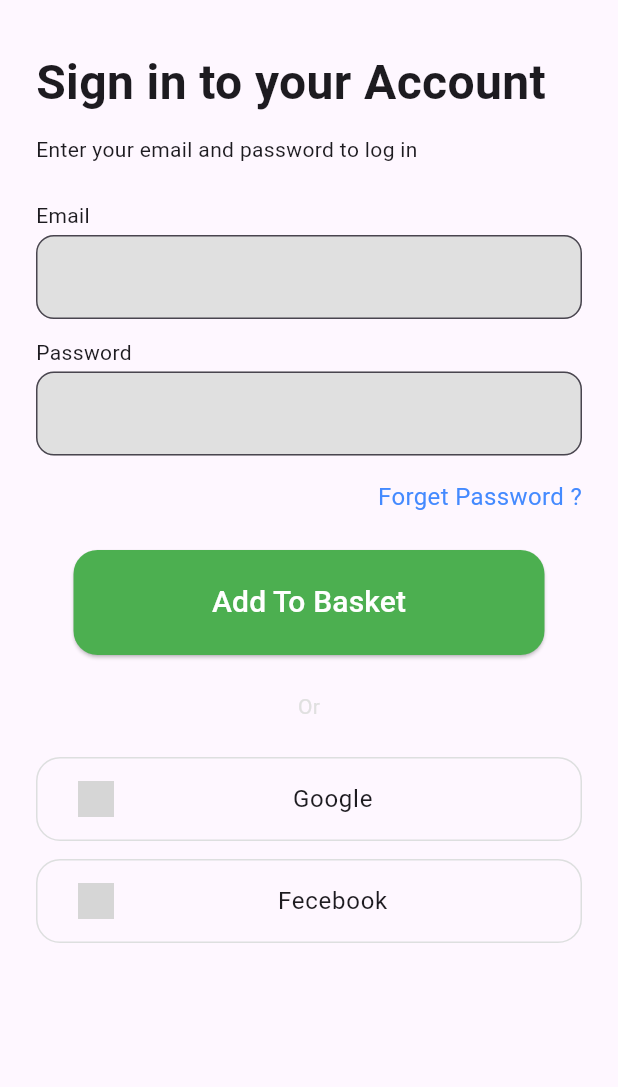
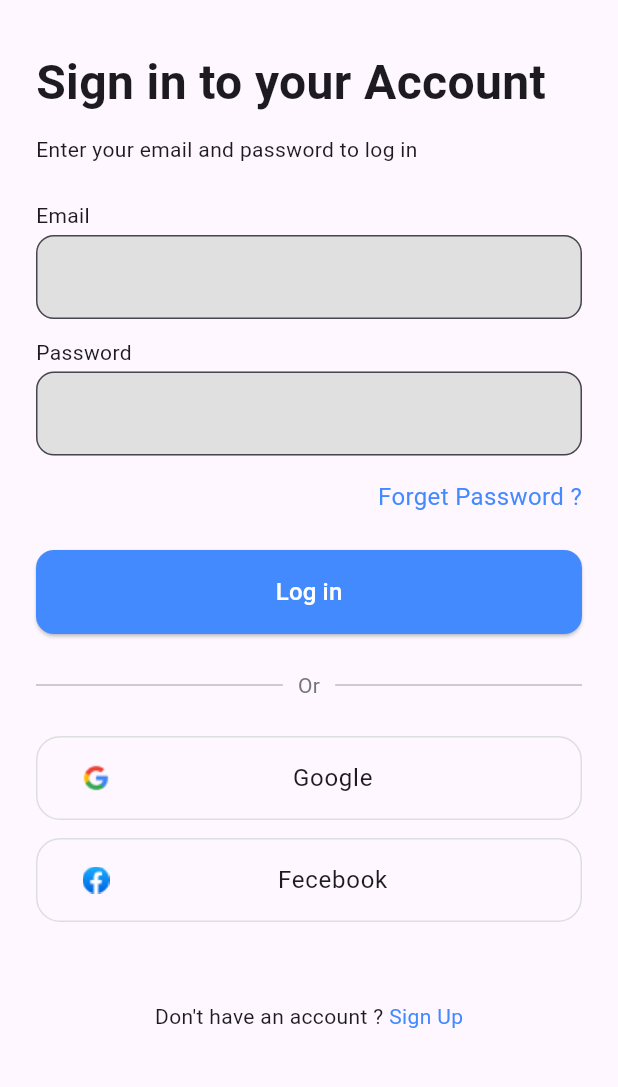
Before and after one commit to mohammed-shaneaf/flutter-daily-challenges, a Flutter app: the screen it shows after launch, on a phone screen of 412 x 824 dp, the part 65-1152 px from its top. Run offline on Flutter 3.47's test engine with Material 3 defaults, Android fonts, the phone set to English and light mode, and no system bars; our stand-ins replace flutter_rating, smooth_page_indicator; grey boxes are pictures that could not be loaded.

Commit message:
feat(ui) : day 003 - - add or widget - add dont have account widget - finish screen ui

```diff
--- a/lib/days/day_001_ecommerce_product_deatils/screen_day_one.dart
+++ b/lib/days/day_001_ecommerce_product_deatils/screen_day_one.dart
@@ -71,7 +71,7 @@ class _ScreenDayOneState extends State<ScreenDayOne> {
             ProductRating(rating: rating, starCount: starCount),
             CustomDivder(),
             const SizedBox(height: 20),
-            CustomButton(),
+            CustomScreenTwoButton(),
             SizedBox(height: 25),
           ],
         ),
--- a/lib/days/day_001_ecommerce_product_deatils/widgets/custom_button.dart
+++ b/lib/days/day_001_ecommerce_product_deatils/widgets/custom_button.dart
@@ -1,7 +1,7 @@
 import 'package:flutter/material.dart';
 
-class CustomButton extends StatelessWidget {
-  const CustomButton({super.key});
+class CustomScreenTwoButton extends StatelessWidget {
+  const CustomScreenTwoButton({super.key});
 
   @override
   Widget build(BuildContext context) {
--- a/lib/days/day_003_login_screen/screen_day_three.dart
+++ b/lib/days/day_003_login_screen/screen_day_three.dart
@@ -1,6 +1,9 @@
 import 'package:flutter/material.dart';
-import 'package:flutter_challenges/days/day_001_ecommerce_product_deatils/widgets/custom_button.dart';
-import 'package:flutter_challenges/days/day_003_login_screen/widgets/social_button.dart';
+import 'package:flutter_challenges/days/day_003_login_screen/widgets/custom_button.dart';
+import 'package:flutter_challenges/days/day_003_login_screen/widgets/custom_text_field.dart';
+import 'package:flutter_challenges/days/day_003_login_screen/widgets/dont_have_account.dart';
+import 'package:flutter_challenges/days/day_003_login_screen/widgets/or_widget.dart';
+import 'package:flutter_challenges/days/day_003_login_screen/widgets/social_buttons.dart';
 
 class ScreenDayThree extends StatelessWidget {
   const ScreenDayThree({super.key});
@@ -9,6 +12,7 @@ class ScreenDayThree extends StatelessWidget {
   Widget build(BuildContext context) {
     return Scaffold(
       body: SafeArea(
+        child: SingleChildScrollView(
           child: Padding(
             padding: const EdgeInsets.symmetric(horizontal: 24),
             child: Column(
@@ -26,23 +30,11 @@ class ScreenDayThree extends StatelessWidget {
                 SizedBox(height: 24),
                 Text('Email'),
                 SizedBox(height: 3),
-              TextField(
-                decoration: InputDecoration(
-                  border: OutlineInputBorder(borderRadius: BorderRadius.circular(12)),
-                  fillColor: Colors.grey.shade300,
-                  filled: true,
-                ),
-              ),
+                CustomTextField(),
                 SizedBox(height: 12),
                 Text('Password'),
                 SizedBox(height: 3),
-              TextField(
-                decoration: InputDecoration(
-                  border: OutlineInputBorder(borderRadius: BorderRadius.circular(12)),
-                  fillColor: Colors.grey.shade300,
-                  filled: true,
-                ),
-              ),
+                CustomTextField(),
                 SizedBox(height: 16),
 
                 Row(
@@ -55,31 +47,15 @@ class ScreenDayThree extends StatelessWidget {
                   ],
                 ),
                 SizedBox(height: 24),
-              CustomButton(),
+                CustomScreenThreeButton(),
                 SizedBox(height: 24),
-              Row(
-                mainAxisAlignment: MainAxisAlignment.center,
-                children: [
-                  Divider(color: Colors.red, thickness: 1),
-                  Text('Or', style: TextStyle(color: Colors.grey.shade300)),
-
-                  Divider(color: Colors.red, thickness: 2),
+                OrWidget(),
+                SizedBox(height: 24),
+                SocailButtons(),
+                SizedBox(height: 53),
+                DontHaveAcoountWidget(),
               ],
             ),
-              SizedBox(height: 24),
-              SocialButton(
-                title: 'Google',
-                image: 'assets/svgs/google.svg',
-                onpressed: () {},
-              ),
-              SizedBox(height: 12),
-              SocialButton(
-                title: 'Fecebook',
-                image: 'assets/svgs/facebook.svg',
-                onpressed: () {},
-              ),
-              SizedBox(),
-            ],
           ),
         ),
       ),
--- a/lib/days/day_003_login_screen/widgets/custom_button.dart
+++ b/lib/days/day_003_login_screen/widgets/custom_button.dart
@@ -1,7 +1,7 @@
 import 'package:flutter/material.dart';
 
-class CustomButton extends StatelessWidget {
-  const CustomButton({super.key});
+class CustomScreenThreeButton extends StatelessWidget {
+  const CustomScreenThreeButton({super.key});
 
   @override
   Widget build(BuildContext context) {
--- a/lib/days/day_003_login_screen/widgets/custom_text_field.dart
+++ b/lib/days/day_003_login_screen/widgets/custom_text_field.dart
@@ -0,0 +1,18 @@
+import 'package:flutter/material.dart';
+
+class CustomTextField extends StatelessWidget {
+  Icon? icon;
+  CustomTextField({super.key, this.icon});
+
+  @override
+  Widget build(BuildContext context) {
+    return TextField(
+      decoration: InputDecoration(
+        prefixIcon: icon,
+        border: OutlineInputBorder(borderRadius: BorderRadius.circular(12)),
+        fillColor: Colors.grey.shade300,
+        filled: true,
+      ),
+    );
+  }
+}
--- /dev/null
+++ b/lib/days/day_003_login_screen/widgets/dont_have_account.dart
@@ -0,0 +1,25 @@
+import 'package:flutter/material.dart';
+
+class DontHaveAcoountWidget extends StatelessWidget {
+  const DontHaveAcoountWidget({super.key});
+
+  @override
+  Widget build(BuildContext context) {
+    return Row(
+      mainAxisAlignment: MainAxisAlignment.center,
+      children: [
+        Text.rich(
+          TextSpan(
+            text: 'Don\'t have an account ? ',
+            children: [
+              TextSpan(
+                text: 'Sign Up',
+                style: TextStyle(color: Colors.blueAccent),
+              ),
+            ],
+          ),
+        ),
+      ],
+    );
+  }
+}
--- /dev/null
+++ b/lib/days/day_003_login_screen/widgets/or_widget.dart
@@ -0,0 +1,18 @@
+import 'package:flutter/material.dart';
+
+class OrWidget extends StatelessWidget {
+  const OrWidget({super.key});
+
+  @override
+  Widget build(BuildContext context) {
+    return Row(
+      children: [
+        Expanded(
+          child: Divider(color: Colors.grey.shade400, thickness: 1, endIndent: 10),
+        ),
+        Text('Or', style: TextStyle(color: Colors.grey.shade600)),
+        Expanded(child: Divider(color: Colors.grey.shade400, thickness: 1, indent: 10)),
+      ],
+    );
+  }
+}
--- a/lib/days/day_003_login_screen/widgets/social_button.dart
+++ b/lib/days/day_003_login_screen/widgets/social_button.dart
@@ -1,5 +1,4 @@
 import 'package:flutter/material.dart';
-import 'package:flutter_svg/flutter_svg.dart';
 
 class SocialButton extends StatelessWidget {
   const SocialButton({
@@ -28,7 +27,7 @@ class SocialButton extends StatelessWidget {
         ),
         child: ListTile(
           visualDensity: VisualDensity(vertical: VisualDensity.minimumDensity),
-          leading: SvgPicture.asset(image, width: 24, height: 24),
+          leading: Image.asset(image, width: 24, height: 24),
           title: Text(title, style: TextStyle(fontSize: 16), textAlign: TextAlign.center),
         ),
       ),
--- /dev/null
+++ b/lib/days/day_003_login_screen/widgets/social_buttons.dart
@@ -0,0 +1,25 @@
+import 'package:flutter/material.dart';
+import 'package:flutter_challenges/days/day_003_login_screen/widgets/social_button.dart';
+
+class SocailButtons extends StatelessWidget {
+  const SocailButtons({super.key});
+
+  @override
+  Widget build(BuildContext context) {
+    return Column(
+      children: [
+        SocialButton(
+          title: 'Google',
+          image: 'assets/images/google.png',
+          onpressed: () {},
+        ),
+        SizedBox(height: 12),
+        SocialButton(
+          title: 'Fecebook',
+          image: 'assets/images/fecebook.png',
+          onpressed: () {},
+        ),
+      ],
+    );
+  }
+}
```
Lines whose indentation alone changed are shown as unchanged.
